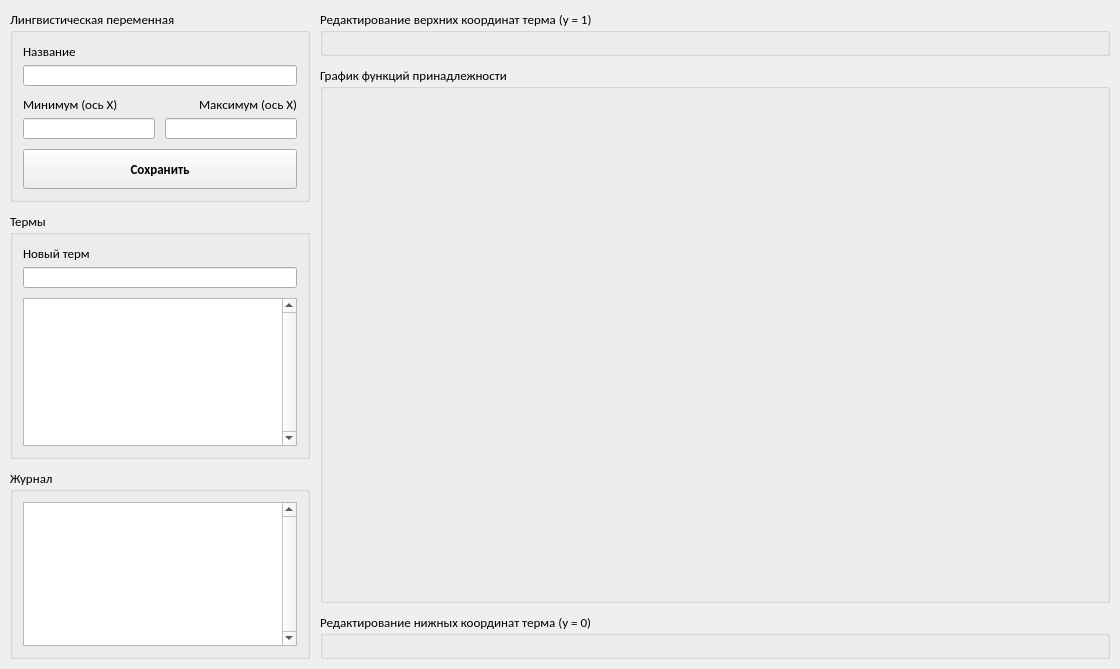
Qt form ui/function_editor_window.ui (WeeIIer/knowledge_representation-lab_2) before a commit.
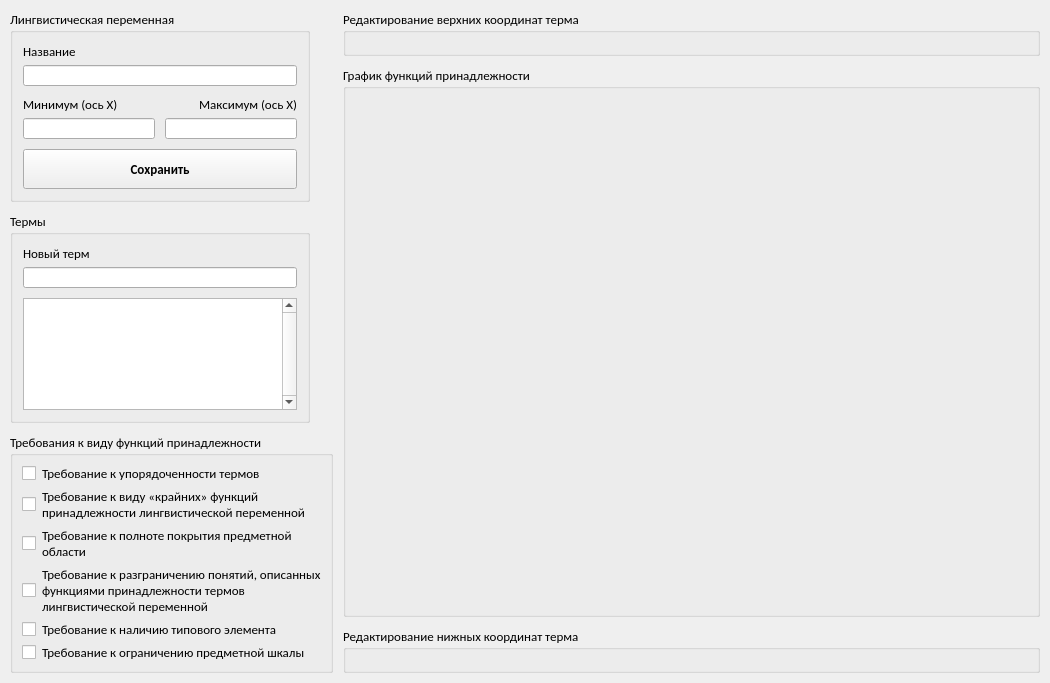
The same form after that commit.

```diff
--- a/ui/function_editor_window.ui
+++ b/ui/function_editor_window.ui
@@ -6,8 +6,8 @@
    <rect>
     <x>0</x>
     <y>0</y>
-    <width>1120</width>
-    <height>669</height>
+    <width>1050</width>
+    <height>683</height>
    </rect>
   </property>
   <property name="sizePolicy">
@@ -310,7 +310,7 @@
      <item>
       <widget class="QGroupBox" name="groupBox_8">
        <property name="sizePolicy">
-        <sizepolicy hsizetype="Fixed" vsizetype="Preferred">
+        <sizepolicy hsizetype="Preferred" vsizetype="Preferred">
          <horstretch>0</horstretch>
          <verstretch>0</verstretch>
         </sizepolicy>
@@ -321,40 +321,177 @@
          <height>0</height>
         </size>
        </property>
+       <property name="maximumSize">
+        <size>
+         <width>16777215</width>
+         <height>16777215</height>
+        </size>
+       </property>
        <property name="title">
-        <string>Журнал</string>
+        <string>Требования к виду функций принадлежности</string>
        </property>
-       <layout class="QVBoxLayout" name="verticalLayout_6">
-        <property name="spacing">
-         <number>10</number>
-        </property>
-        <property name="leftMargin">
-         <number>10</number>
-        </property>
-        <property name="topMargin">
-         <number>10</number>
-        </property>
-        <property name="rightMargin">
-         <number>10</number>
-        </property>
-        <property name="bottomMargin">
-         <number>10</number>
-        </property>
+       <layout class="QVBoxLayout" name="verticalLayout_7">
         <item>
-         <widget class="QTextEdit" name="text_log">
-          <property name="sizePolicy">
-           <sizepolicy hsizetype="Expanding" vsizetype="Expanding">
-            <horstretch>0</horstretch>
-            <verstretch>0</verstretch>
-           </sizepolicy>
-          </property>
-          <property name="contextMenuPolicy">
-           <enum>Qt::NoContextMenu</enum>
-          </property>
-          <property name="verticalScrollBarPolicy">
-           <enum>Qt::ScrollBarAlwaysOn</enum>
-          </property>
-         </widget>
+         <layout class="QHBoxLayout" name="horizontalLayout_3">
+          <item>
+           <widget class="QCheckBox" name="check_err_1">
+            <property name="sizePolicy">
+             <sizepolicy hsizetype="Fixed" vsizetype="Fixed">
+              <horstretch>0</horstretch>
+              <verstretch>0</verstretch>
+             </sizepolicy>
+            </property>
+            <property name="text">
+             <string/>
+            </property>
+           </widget>
+          </item>
+          <item>
+           <widget class="QLabel" name="label">
+            <property name="text">
+             <string>Требование к упорядоченности термов</string>
+            </property>
+            <property name="wordWrap">
+             <bool>true</bool>
+            </property>
+           </widget>
+          </item>
+         </layout>
+        </item>
+        <item>
+         <layout class="QHBoxLayout" name="horizontalLayout_5">
+          <item>
+           <widget class="QCheckBox" name="check_err_2">
+            <property name="sizePolicy">
+             <sizepolicy hsizetype="Fixed" vsizetype="Fixed">
+              <horstretch>0</horstretch>
+              <verstretch>0</verstretch>
+             </sizepolicy>
+            </property>
+            <property name="text">
+             <string/>
+            </property>
+           </widget>
+          </item>
+          <item>
+           <widget class="QLabel" name="label_2">
+            <property name="text">
+             <string>Требование к виду «крайних» функций принадлежности лингвистической переменной</string>
+            </property>
+            <property name="wordWrap">
+             <bool>true</bool>
+            </property>
+           </widget>
+          </item>
+         </layout>
+        </item>
+        <item>
+         <layout class="QHBoxLayout" name="horizontalLayout_6">
+          <item>
+           <widget class="QCheckBox" name="check_err_3">
+            <property name="sizePolicy">
+             <sizepolicy hsizetype="Fixed" vsizetype="Fixed">
+              <horstretch>0</horstretch>
+              <verstretch>0</verstretch>
+             </sizepolicy>
+            </property>
+            <property name="text">
+             <string/>
+            </property>
+           </widget>
+          </item>
+          <item>
+           <widget class="QLabel" name="label_3">
+            <property name="text">
+             <string>Требование к полноте покрытия предметной области</string>
+            </property>
+            <property name="wordWrap">
+             <bool>true</bool>
+            </property>
+           </widget>
+          </item>
+         </layout>
+        </item>
+        <item>
+         <layout class="QHBoxLayout" name="horizontalLayout_7">
+          <item>
+           <widget class="QCheckBox" name="check_err_4">
+            <property name="sizePolicy">
+             <sizepolicy hsizetype="Fixed" vsizetype="Fixed">
+              <horstretch>0</horstretch>
+              <verstretch>0</verstretch>
+             </sizepolicy>
+            </property>
+            <property name="text">
+             <string/>
+            </property>
+           </widget>
+          </item>
+          <item>
+           <widget class="QLabel" name="label_4">
+            <property name="text">
+             <string>Требование к разграничению понятий, описанных функциями принадлежности термов лингвистической переменной</string>
+            </property>
+            <property name="wordWrap">
+             <bool>true</bool>
+            </property>
+           </widget>
+          </item>
+         </layout>
+        </item>
+        <item>
+         <layout class="QHBoxLayout" name="horizontalLayout_8">
+          <item>
+           <widget class="QCheckBox" name="check_err_5">
+            <property name="sizePolicy">
+             <sizepolicy hsizetype="Fixed" vsizetype="Fixed">
+              <horstretch>0</horstretch>
+              <verstretch>0</verstretch>
+             </sizepolicy>
+            </property>
+            <property name="text">
+             <string/>
+            </property>
+           </widget>
+          </item>
+          <item>
+           <widget class="QLabel" name="label_5">
+            <property name="text">
+             <string>Требование к наличию типового элемента</string>
+            </property>
+            <property name="wordWrap">
+             <bool>true</bool>
+            </property>
+           </widget>
+          </item>
+         </layout>
+        </item>
+        <item>
+         <layout class="QHBoxLayout" name="horizontalLayout_9">
+          <item>
+           <widget class="QCheckBox" name="check_err_6">
+            <property name="sizePolicy">
+             <sizepolicy hsizetype="Fixed" vsizetype="Fixed">
+              <horstretch>0</horstretch>
+              <verstretch>0</verstretch>
+             </sizepolicy>
+            </property>
+            <property name="text">
+             <string/>
+            </property>
+           </widget>
+          </item>
+          <item>
+           <widget class="QLabel" name="label_6">
+            <property name="text">
+             <string>Требование к ограничению предметной шкалы</string>
+            </property>
+            <property name="wordWrap">
+             <bool>true</bool>
+            </property>
+           </widget>
+          </item>
+         </layout>
         </item>
        </layout>
       </widget>
@@ -369,7 +506,7 @@
      <item>
       <widget class="QGroupBox" name="groupBox_7">
        <property name="title">
-        <string>Редактирование верхних координат терма (y = 1)</string>
+        <string>Редактирование верхних координат терма</string>
        </property>
        <layout class="QVBoxLayout" name="verticalLayout_8">
         <property name="spacing">
@@ -461,7 +598,7 @@
      <item>
       <widget class="QGroupBox" name="groupBox_5">
        <property name="title">
-        <string>Редактирование нижных координат терма (y = 0)</string>
+        <string>Редактирование нижных координат терма</string>
        </property>
        <layout class="QVBoxLayout" name="verticalLayout_3">
         <property name="spacing">
```
Left out of the diff: 2 changed lines with no effect on the pictures.
